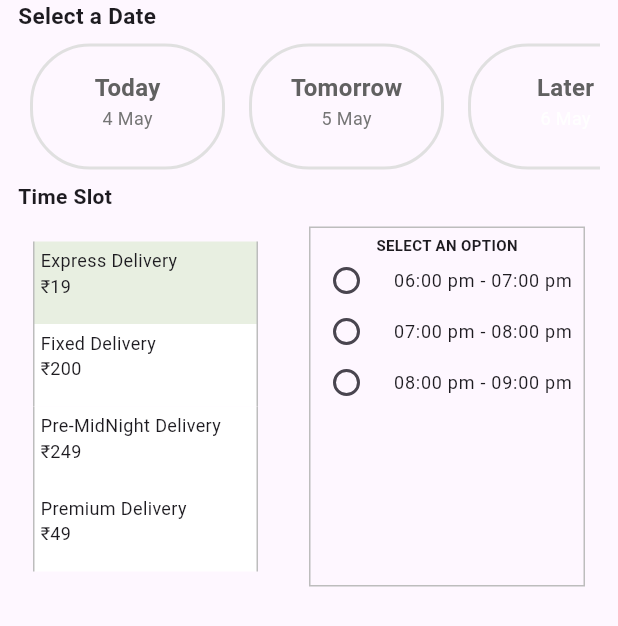
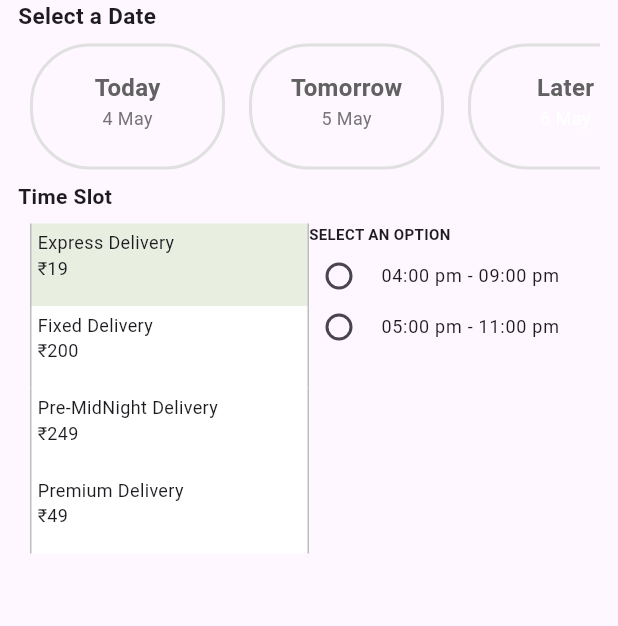
Before and after one commit to lightninghawk110/fernpetals, a Flutter app: the DateSelect widget shown alone on an empty page, opened directly, after a tap on "Today", on a phone screen of 412 x 824 dp. Shown: the top 626 px of the screen. Run offline on Flutter 3.47's test engine with Material 3 defaults, Android fonts, the phone set to English and light mode, and no system bars; our stand-ins replace carousel_slider, font_awesome_flutter; missing offline and left inert: dart:ffi.

Commit message:
delivery UI and Cart

```diff
--- a/lib/models/Deliverymodel.dart
+++ b/lib/models/Deliverymodel.dart
@@ -1,28 +1,29 @@
 // ignore_for_file: public_member_api_docs, sort_constructors_first
 class Delivery {
-
-   static List<String> l1 = [
+  static List<String> l1 = [
     "04:00 pm - 09:00 pm",
     "05:00 pm - 11:00 pm",
   ];
-    static List<String> l2 = [
+  static List<String> l2 = [
     "06:00 pm - 07:00 pm",
     "07:00 pm - 08:00 pm",
     "08:00 pm - 09:00 pm",
     "09:00 pm - 10:00 pm",
   ];
-   static List<String> l3 = [
+  static List<String> l3 = [
     "11:00 pm - 11:59 pm",
   ];
-   static List<String> l4 = [
+  static List<String> l4 = [
     "06:00 pm - 09:00 pm",
     "07:00 pm - 11:00 pm",
   ];
 
   String name;
   double value;
+  String date;
   List<String> timelist;
   Delivery({
+    required this.date,
     required this.name,
     required this.value,
     required this.timelist,
--- a/lib/models/cartmodel.dart
+++ b/lib/models/cartmodel.dart
@@ -1,8 +1,24 @@
-import 'package:fern_n_petals/models/grid_argument.dart';
+// ignore_for_file: public_member_api_docs, sort_constructors_first
 
 class CartItem {
-  final GridArguments item;
+  final String name;
+  final String imagelink;
+  final double price;
+  String deliverytype;
+  double deliveryPrice;
+  String deliveryDate;
+  String deliveryTime;
+
   int quantity;
 
-  CartItem({required this.item, this.quantity = 1});
+  CartItem({
+    required this.name,
+    required this.imagelink,
+    required this.price,
+    required this.deliverytype,
+    required this.deliveryPrice,
+    required this.deliveryDate,
+    required this.deliveryTime,
+    this.quantity = 1
+  });
 }
--- a/lib/screens/item_page.dart
+++ b/lib/screens/item_page.dart
@@ -1,20 +1,17 @@
 // ignore_for_file: prefer_typing_uninitialized_variables, prefer_const_constructors, prefer_const_constructors_in_immutables
 
 import 'package:fern_n_petals/models/Deliverymodel.dart';
-import 'package:flutter/cupertino.dart';
+import 'package:fern_n_petals/models/cartmodel.dart';
 import 'package:flutter/material.dart';
-import 'package:flutter/widgets.dart';
 import 'package:font_awesome_flutter/font_awesome_flutter.dart';
 import 'package:intl/intl.dart';
 import 'package:provider/provider.dart';
 // import 'package:share_plus/share_plus.dart';
-
 import 'package:fern_n_petals/Routes/Route_Paths.dart';
 import 'package:fern_n_petals/helper/Tailored_Items.dart';
 import 'package:fern_n_petals/helper/Tailored_Items2.dart';
 import 'package:fern_n_petals/helper/appbar2.dart';
 import 'package:fern_n_petals/helper/carousel.dart';
-import 'package:fern_n_petals/models/grid_argument.dart';
 import 'package:fern_n_petals/viewmodel/cart_provider.dart';
 
 class ItemPage extends StatelessWidget {
@@ -299,6 +296,8 @@ class receiver_part extends StatelessWidget {
 }
 
 class DateSelect extends StatefulWidget {
+  const DateSelect({super.key});
+
   @override
   State<DateSelect> createState() => _DateSelectState();
 }
@@ -395,13 +394,7 @@ class _DateSelectState extends State<DateSelect> {
                                               .format(picked)
                                               .toString())
                                   : Text(
-                                      DateFormat.d()
-                                              .format(dates[index])
-                                              .toString() +
-                                          " " +
-                                          DateFormat.LLL()
-                                              .format(dates[index])
-                                              .toString(),
+                                      "${DateFormat.d().format(dates[index])} ${DateFormat.LLL().format(dates[index])}",
                                       style: TextStyle(
                                           fontSize: 12,
                                           color: index == 2
@@ -421,8 +414,9 @@ class _DateSelectState extends State<DateSelect> {
               child: StatefulBuilder(
                 builder: (context, setState) {
                   return DeliverySection(
+
                     isVisible: isVisible,
-                    toggleVisibility: toggleVisibility,
+                    toggleVisibility: toggleVisibility, selectedDate: '',
                   );
                 },
               ),
@@ -437,26 +431,34 @@ class _DateSelectState extends State<DateSelect> {
 class DeliverySection extends StatefulWidget {
   final bool isVisible;
   final VoidCallback toggleVisibility;
+  final String selectedDate;
 
+  DeliverySection({super.key, required this.isVisible, required this.toggleVisibility, required this.selectedDate});
 
-  DeliverySection({required this.isVisible, required this.toggleVisibility});
   @override
   State<DeliverySection> createState() => _DeliverySectionState();
 }
 
 class _DeliverySectionState extends State<DeliverySection> {
-
   String selectedValue = "";
 
-
   List<Delivery> delivery = [
-    Delivery(name: 'Express Delivery', value: 19,timelist: Delivery.l1),
-    Delivery(name: 'Fixed Delivery', value: 200,timelist: Delivery.l2),
-    Delivery(name: 'Pre-MidNight Delivery', value: 249,timelist: Delivery.l3),
-    Delivery(name: 'Premium Delivery', value: 49,timelist: Delivery.l4)
+    Delivery(
+        name: 'Express Delivery', value: 19, timelist: Delivery.l1, date: ''),
+    Delivery(
+        name: 'Fixed Delivery', value: 200, timelist: Delivery.l2, date: ''),
+    Delivery(
+        name: 'Pre-MidNight Delivery',
+        value: 249,
+        timelist: Delivery.l3,
+        date: ''),
+    Delivery(
+        name: 'Premium Delivery', value: 49, timelist: Delivery.l4, date: '')
   ];
 
-  var selectedIndex = 0;
+  int selectedDeliveryIndex = 0;
+  int index = 0;
+
   @override
   Widget build(BuildContext context) {
     return (widget.isVisible)
@@ -471,35 +473,39 @@ class _DeliverySectionState extends State<DeliverySection> {
                   style: TextStyle(fontWeight: FontWeight.bold),
                 ),
                 Padding(
-                  padding: const EdgeInsets.all(10.0),
+                  padding: const EdgeInsets.all(8.0),
                   child: Row(
+                    crossAxisAlignment: CrossAxisAlignment.start,
                     children: [
                       Expanded(
                         child: ListView.builder(
                           shrinkWrap: true,
                           scrollDirection: Axis.vertical,
                           itemCount: delivery.length,
-                            itemBuilder: (BuildContext context, int index) {
+                          itemBuilder: (BuildContext context, index) {
                             return InkWell(
                               highlightColor: Colors.transparent,
                               splashColor: Colors.transparent,
                               onTap: () {
                                 setState(() {
-                                    selectedIndex = index;
+                                  selectedDeliveryIndex =
+                                      (selectedDeliveryIndex == index
+                                          ? null
+                                          : index)!;
                                 });
                               },
-                                child: Align(
-                                  alignment: Alignment.centerLeft,
                               child: Container(
                                 height: 55,
                                 width: 150,
                                 decoration: BoxDecoration(
-                                        color: selectedIndex == index
+                                  color: selectedDeliveryIndex == index
                                       ? Color.fromARGB(255, 232, 239, 225)
                                       : Colors.white,
                                   border: Border.symmetric(
-                                            vertical: BorderSide(
-                                                color: Colors.grey.shade400))),
+                                    vertical:
+                                        BorderSide(color: Colors.grey.shade400),
+                                  ),
+                                ),
                                 child: Padding(
                                   padding: const EdgeInsets.all(4.0),
                                   child: Text(
@@ -508,102 +514,54 @@ class _DeliverySectionState extends State<DeliverySection> {
                                   ),
                                 ),
                               ),
+                            );
+                          },
                         ),
-                              );
-                            }),
                       ),
                       Expanded(
-                        child: ListView.builder(
-                            shrinkWrap: true,
-                            scrollDirection: Axis.vertical,
-                            itemCount: 1,
-                            itemBuilder: (BuildContext context, int index) {
-                              return Align(
-                                alignment: Alignment.topLeft,
-                                child: Container(
-                                  height: 240,
-                                  decoration: BoxDecoration(
-                                      border: Border.symmetric(
-                                          horizontal: BorderSide(
-                                              color: Colors.grey.shade400),
-                                          vertical: BorderSide(
-                                              color: Colors.grey.shade400))),
-                                  child: Padding(
-                                    padding: const EdgeInsets.all(4.0),
                         child: Column(
+                          crossAxisAlignment: CrossAxisAlignment.start,
+                          mainAxisAlignment: MainAxisAlignment.start,
                           children: [
                             Text(
                               "SELECT AN OPTION",
                               style: TextStyle(
-                                              fontSize: 10,
-                                              fontWeight: FontWeight.bold),
+                                  fontSize: 10, fontWeight: FontWeight.bold),
                             ),
-                                        RadioListTile(
+                            SizedBox(height: 4),
+                            ListView.builder(
+                              shrinkWrap: true,
+                              itemCount: delivery[selectedDeliveryIndex]
+                                  .timelist
+                                  .length,
+                              itemBuilder: (BuildContext context, int index) {
+                                return RadioListTile(
                                   dense: true,
-                                          activeColor: Colors.green,
-                                          contentPadding: EdgeInsets.only(
-                                              left: 0.0, right: 0.0),
+                                  activeColor:
+                                      Color.fromARGB(255, 176, 191, 162),
+                                  contentPadding:
+                                      EdgeInsets.only(left: 0.0, right: 0.0),
                                   visualDensity: VisualDensity(
                                       vertical: -4, horizontal: -4),
                                   title: Text(
-                                            " 06:00 pm - 07:00 pm ",
+                                    delivery[selectedDeliveryIndex]
+                                        .timelist[index],
                                     maxLines: 1,
                                     style: TextStyle(fontSize: 12),
                                   ),
-                                          value: "06:00 pm - 07:00 pm",
+                                  value: delivery[selectedDeliveryIndex]
+                                      .timelist[index],
                                   groupValue: selectedValue,
                                   onChanged: (String? value) {
                                     setState(() {
                                       selectedValue = value!;
                                     });
                                   },
-                                        ),
-                                        RadioListTile(
-                                          dense: true,
-                                          activeColor: Colors.green,
-                                          contentPadding: EdgeInsets.only(
-                                              left: 0.0, right: 0.0),
-                                          visualDensity: VisualDensity(
-                                              vertical: -4, horizontal: -4),
-                                          title: Text(
-                                            " 07:00 pm - 08:00 pm ",
-                                            maxLines: 1,
-                                            style: TextStyle(fontSize: 12),
-                                          ),
-                                          value: "07:00 pm - 08:00 pm",
-                                          groupValue: selectedValue,
-                                          onChanged: (String? value) {
-                                            setState(() {
-                                              selectedValue = value!;
-                                            });
-                                          },
-                                        ),
-                                        RadioListTile(
-                                          dense: true,
-                                          activeColor: Colors.green,
-                                          contentPadding: EdgeInsets.only(
-                                              left: 0.0, right: 0.0),
-                                          visualDensity: VisualDensity(
-                                              vertical: -4, horizontal: -4),
-                                          title: Text(
-                                            " 08:00 pm - 09:00 pm ",
-                                            maxLines: 1,
-                                            style: TextStyle(fontSize: 12),
-                                          ),
-                                          value: "08:00 pm - 09:00 pm",
-                                          groupValue: selectedValue,
-                                          onChanged: (String? value) {
-                                            setState(() {
-                                              selectedValue = value!;
-                                            });
+                                );
                               },
                             ),
                           ],
                         ),
-                                  ),
-                                ),
-                              );
-                            }),
                       ),
                     ],
                   ),
@@ -611,9 +569,7 @@ class _DeliverySectionState extends State<DeliverySection> {
               ],
             ),
           )
-        : SizedBox(
-            height: 1,
-          );
+        : SizedBox(height: 1);
   }
 }
 
@@ -784,6 +740,8 @@ class OfferAvailableSection extends StatelessWidget {
       "\u2022 Offer can be avalied once per user" +
       "\n" +
       "\u2022 Offer not applicable on International Products";
+
+  OfferAvailableSection({super.key});
 
   @override
   Widget build(BuildContext context) {
@@ -1182,15 +1140,22 @@ class Grid2 extends StatelessWidget {
 }
 
 class ItemPageButton extends StatelessWidget {
+  final cart_item_image;
+  final cart_item_name;
+  final cart_item_price;
+  final cartItemDeliveryDate;
+  final cartItemDeliveryTime;
+  final cartItemDeliveryType;
+  final cartItemDeliveryPrice;
   ItemPageButton(
       {super.key,
       required this.cart_item_image,
       required this.cart_item_name,
-      required this.cart_item_price});
-
-  final cart_item_image;
-  final cart_item_name;
-  final cart_item_price;
+      required this.cart_item_price,
+      this.cartItemDeliveryDate,
+      this.cartItemDeliveryTime,
+      this.cartItemDeliveryType,
+      this.cartItemDeliveryPrice});
 
   @override
   Widget build(BuildContext context) {
@@ -1203,10 +1168,7 @@ class ItemPageButton extends StatelessWidget {
         children: <Widget>[
           Consumer<CartProvider>(builder: (context, value, child) {
             return TextButton(
-                onPressed: () => {
-                      value.addToCart(GridArguments(
-                          cart_item_name, cart_item_image, cart_item_price))
-                    },
+                onPressed: () => {value.addToCart(CartItem(name: cart_item_name, imagelink: cart_item_image, price: cart_item_price, deliverytype: '', deliveryPrice: 0.0, deliveryDate: '', deliveryTime: '',))},
                 child: Container(
                   height: 50,
                   width: 150,
```
Also changed, not shown: lib/screens/cart_page.dart (+19 -9 lines), lib/viewmodel/cart_provider.dart (+4 -4 lines), lib/viewmodel/like_provider.dart (+24 -24 lines). Lines whose indentation alone changed are shown as unchanged.
